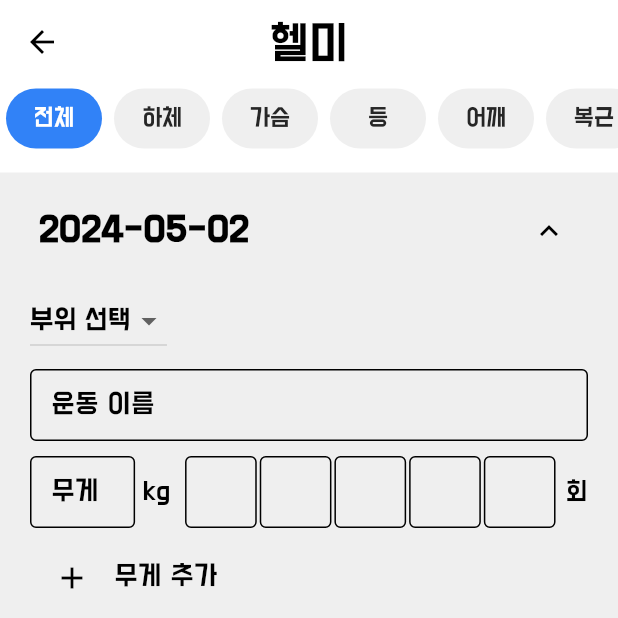
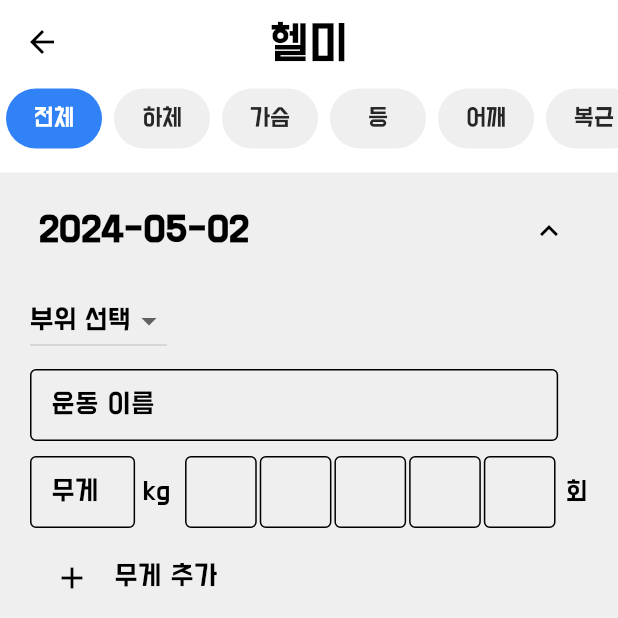
Before and after one commit to kang-min-seok/Helmy, a Flutter app: the HomePage screen opened directly, after a tap on the "add" icon, on a phone screen of 412 x 824 dp, the top half of it. Run offline on Flutter 3.47's test engine with Material 3 defaults, Android fonts, the light colour scheme and no system bars; our stand-ins replace flutter_local_notifications, hive, hive_flutter, introduction_screen, shared_preferences, table_calendar; missing offline and left inert: flutter_background_service; accounts and stored records are empty.

Commit message:
Fix: 운동 삭제 공간 생성

```diff
--- a/lib/pages/calendar_page.dart
+++ b/lib/pages/calendar_page.dart
@@ -147,7 +147,7 @@ class _CalendarPageState extends State<CalendarPage> {
               rightChevronIcon: Icon(Icons.chevron_right, color: Theme.of(context).primaryColor),
             ),
             calendarStyle : CalendarStyle(
-              outsideDaysVisible: false,
+              outsideDaysVisible: true,
               isTodayHighlighted: false,
               todayTextStyle: TextStyle(color: Theme.of(context).primaryColor),
               markerDecoration: BoxDecoration(
--- a/lib/pages/widgets/workout_record_widget.dart
+++ b/lib/pages/widgets/workout_record_widget.dart
@@ -198,7 +198,11 @@ class _WorkoutRecordWidgetState extends State<WorkoutRecordWidget>
                                 color: Colors.white,
                               ),
                             ),
-                            child: TextFormField(
+                            child: Row(
+                              children: [
+                                Expanded(
+                                  flex: 1,
+                                  child: TextFormField(
                                   decoration: const InputDecoration(
                                     border: OutlineInputBorder(),
                                     hintText: '운동 이름',
@@ -214,6 +218,18 @@ class _WorkoutRecordWidgetState extends State<WorkoutRecordWidget>
                                     FocusManager.instance.primaryFocus?.unfocus();
                                   },
                                 ),
+                                ),
+                                const SizedBox(width: 5),
+                                Text("회",
+                                    style: TextStyle(
+                                      color: Theme.of(context).colorScheme.surface,
+                                      fontSize: 15,
+                                    )
+                                ),
+
+                              ],
+                            )
+
                           )
 
                               : Container(
```
